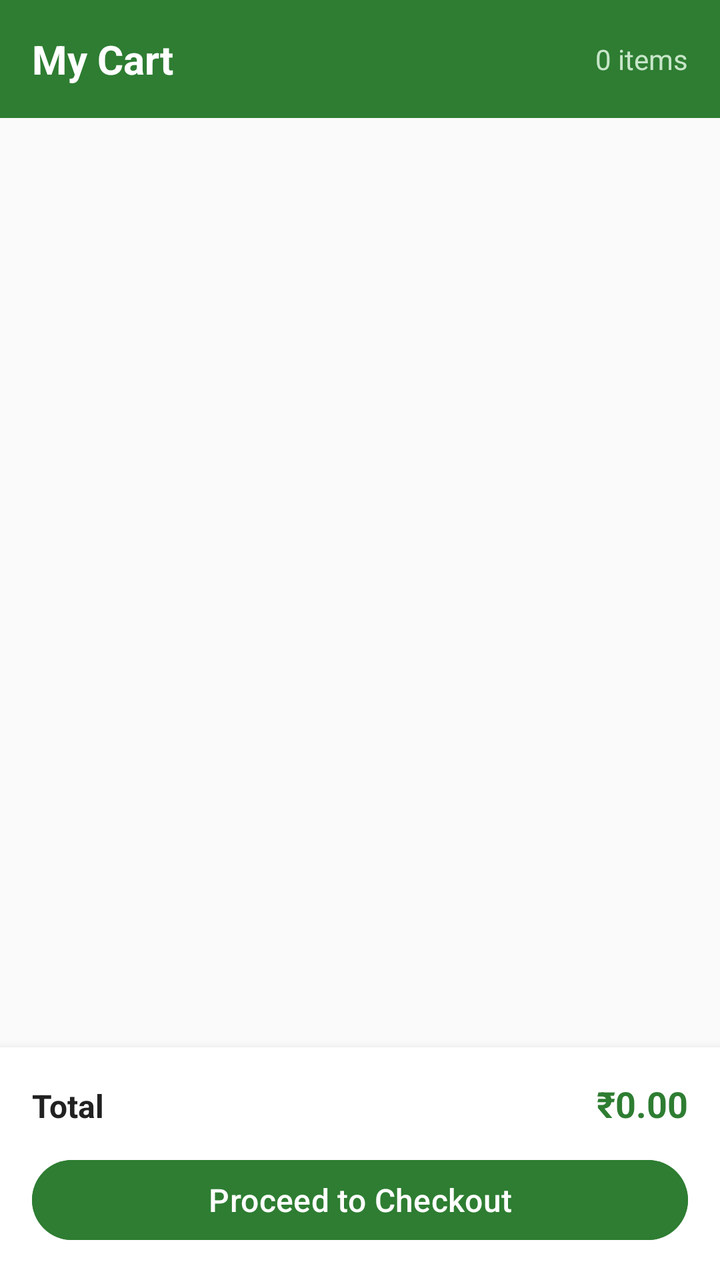
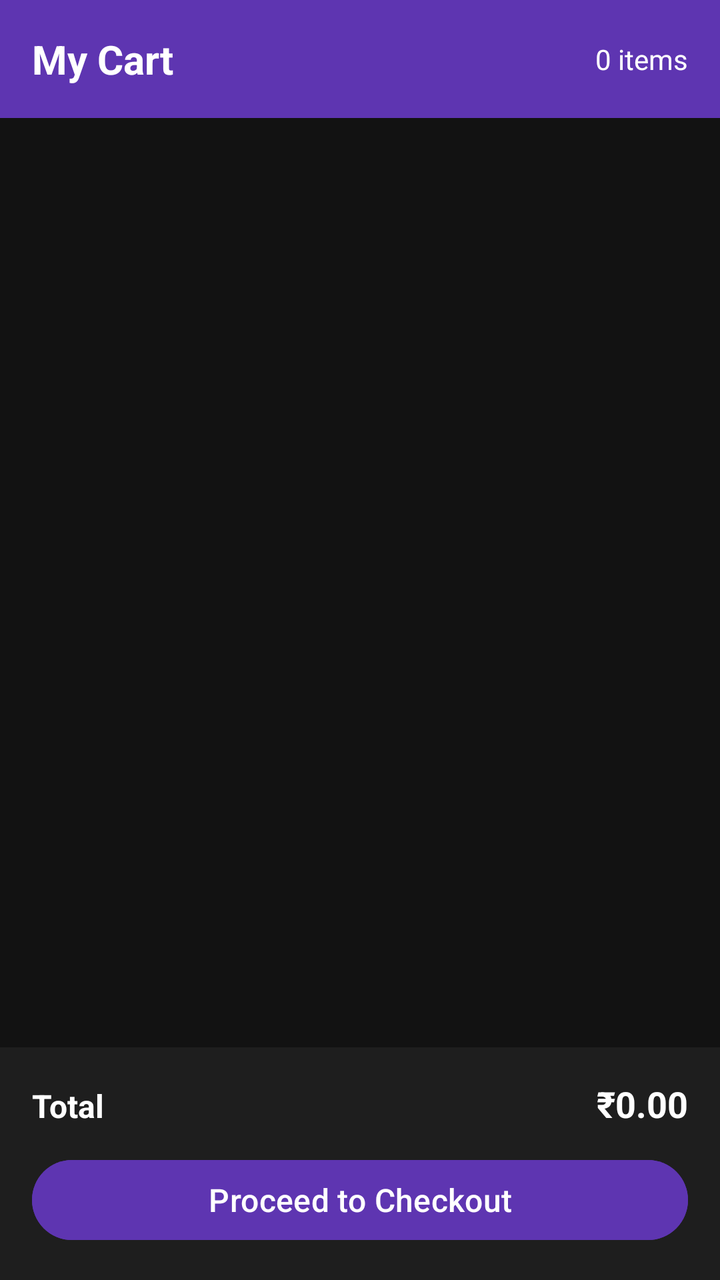

Screens rendered from an Android XML layout before and after an edit, with the pre-edit source and the edit as a unified diff.
<!-- AndroidManifest.xml: application theme Theme.CampusCycle -->
<!-- res/layout/activity_cart.xml -->
<?xml version="1.0" encoding="utf-8"?>
<LinearLayout xmlns:android="http://schemas.android.com/apk/res/android"
    android:layout_width="match_parent"
    android:layout_height="match_parent"
    android:orientation="vertical"
    android:background="#FAFAFA">

    <LinearLayout
        android:layout_width="match_parent"
        android:layout_height="wrap_content"
        android:background="#2E7D32"
        android:padding="16dp"
        android:gravity="center_vertical"
        android:orientation="horizontal">

        <TextView
            android:layout_width="0dp"
            android:layout_height="wrap_content"
            android:layout_weight="1"
            android:text="My Cart"
            android:textColor="#FFFFFF"
            android:textSize="20sp"
            android:textStyle="bold"/>

        <TextView
            android:id="@+id/tvItemCount"
            android:layout_width="wrap_content"
            android:layout_height="wrap_content"
            android:text="0 items"
            android:textColor="#C8E6C9"
            android:textSize="14sp"/>
    </LinearLayout>

    <ListView
        android:id="@+id/lvCartItems"
        android:layout_width="match_parent"
        android:layout_height="0dp"
        android:layout_weight="1"
        android:divider="#E0E0E0"
        android:dividerHeight="1dp"
        android:padding="8dp"/>

    <TextView
        android:id="@+id/tvEmpty"
        android:layout_width="match_parent"
        android:layout_height="wrap_content"
        android:text="Your cart is empty.\nBrowse the Marketplace to add items."
        android:gravity="center"
        android:textColor="#9E9E9E"
        android:textSize="15sp"
        android:padding="40dp"
        android:visibility="gone"/>

    <LinearLayout
        android:layout_width="match_parent"
        android:layout_height="wrap_content"
        android:orientation="vertical"
        android:background="#FFFFFF"
        android:padding="16dp"
        android:elevation="8dp">

        <LinearLayout
            android:layout_width="match_parent"
            android:layout_height="wrap_content"
            android:orientation="horizontal"
            android:layout_marginBottom="12dp">

            <TextView
                android:layout_width="0dp"
                android:layout_height="wrap_content"
                android:layout_weight="1"
                android:text="Total"
                android:textSize="16sp"
                android:textStyle="bold"
                android:textColor="#212121"/>

            <TextView
                android:id="@+id/tvTotal"
                android:layout_width="wrap_content"
                android:layout_height="wrap_content"
                android:text="₹0.00"
                android:textSize="18sp"
                android:textStyle="bold"
                android:textColor="#2E7D32"/>
        </LinearLayout>

        <Button
            android:id="@+id/btnCheckout"
            android:layout_width="match_parent"
            android:layout_height="wrap_content"
            android:text="Proceed to Checkout"
            android:backgroundTint="#2E7D32"
            android:textColor="#FFFFFF"
            android:textSize="16sp"/>
    </LinearLayout>

</LinearLayout>
<!-- resources referenced by this layout -->
<resources>
  <style name="Theme.CampusCycle" parent="Base.Theme.CampusCycle" />
  <style name="Base.Theme.CampusCycle" parent="Theme.Material3.DayNight.NoActionBar">
          
          
      </style>
</resources>

<!-- the commit's change to res/layout/activity_cart.xml (unified diff, before → after) -->
@@ -3,12 +3,12 @@
     android:layout_width="match_parent"
     android:layout_height="match_parent"
     android:orientation="vertical"
-    android:background="#FAFAFA">
+    android:background="@color/background">
 
     <LinearLayout
         android:layout_width="match_parent"
         android:layout_height="wrap_content"
-        android:background="#2E7D32"
+        android:background="@color/primary"
         android:padding="16dp"
         android:gravity="center_vertical"
         android:orientation="horizontal">
@@ -18,7 +18,7 @@
             android:layout_height="wrap_content"
             android:layout_weight="1"
             android:text="My Cart"
-            android:textColor="#FFFFFF"
+            android:textColor="@color/white"
             android:textSize="20sp"
             android:textStyle="bold"/>
 
@@ -27,7 +27,7 @@
             android:layout_width="wrap_content"
             android:layout_height="wrap_content"
             android:text="0 items"
-            android:textColor="#C8E6C9"
+            android:textColor="@color/white"
             android:textSize="14sp"/>
     </LinearLayout>
 
@@ -36,7 +36,7 @@
         android:layout_width="match_parent"
         android:layout_height="0dp"
         android:layout_weight="1"
-        android:divider="#E0E0E0"
+        android:divider="#333333"
         android:dividerHeight="1dp"
         android:padding="8dp"/>
 
@@ -46,7 +46,7 @@
         android:layout_height="wrap_content"
         android:text="Your cart is empty.\nBrowse the Marketplace to add items."
         android:gravity="center"
-        android:textColor="#9E9E9E"
+        android:textColor="@color/textPrimary"
         android:textSize="15sp"
         android:padding="40dp"
         android:visibility="gone"/>
@@ -55,7 +55,7 @@
         android:layout_width="match_parent"
         android:layout_height="wrap_content"
         android:orientation="vertical"
-        android:background="#FFFFFF"
+        android:background="#1E1E1E"
         android:padding="16dp"
         android:elevation="8dp">
 
@@ -72,7 +72,7 @@
                 android:text="Total"
                 android:textSize="16sp"
                 android:textStyle="bold"
-                android:textColor="#212121"/>
+                android:textColor="@color/textPrimary"/>
 
             <TextView
                 android:id="@+id/tvTotal"
@@ -81,7 +81,7 @@
                 android:text="₹0.00"
                 android:textSize="18sp"
                 android:textStyle="bold"
-                android:textColor="#2E7D32"/>
+                android:textColor="@color/textPrimary"/>
         </LinearLayout>
 
         <Button
@@ -89,8 +89,8 @@
             android:layout_width="match_parent"
             android:layout_height="wrap_content"
             android:text="Proceed to Checkout"
-            android:backgroundTint="#2E7D32"
-            android:textColor="#FFFFFF"
+            android:backgroundTint="@color/primary"
+            android:textColor="@color/white"
             android:textSize="16sp"/>
     </LinearLayout>
 
<!-- resource entries referenced after the edit -->
@@ -1,9 +1,15 @@
 <!-- resources referenced by this layout -->
 <resources>
-  <style name="Theme.CampusCycle" parent="Base.Theme.CampusCycle" />
-  <style name="Base.Theme.CampusCycle" parent="Theme.Material3.DayNight.NoActionBar">
-          
-          
+  <color name="background">#121212</color>
+  <color name="primary">#5E35B1</color>
+  <color name="textPrimary">#FFFFFF</color>
+  <color name="white">#FFFFFFFF</color>
+  <style name="Theme.CampusCycle" parent="Theme.Material3.Dark.NoActionBar">
+          <item name="colorPrimary">@color/primary</item>
+          <item name="colorPrimaryVariant">@color/primaryDark</item>
+          <item name="colorSecondary">@color/accent</item>
       </style>
+  <color name="primaryDark">#4527A0</color>
+  <color name="accent">#42A5F5</color>
 </resources>
 
